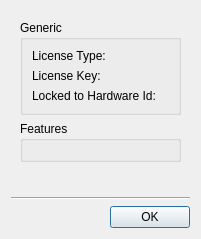
This is client/nx_client_desktop/src/ui/dialogs/license_details_dialog.ui in networkoptix/nx_open as Qt 5 draws it before an edit. The edited form follows.
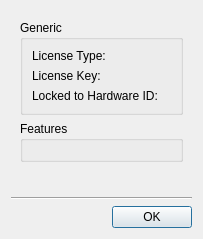
This is the edited form.

Patch:
```diff
--- a/client/nx_client_desktop/src/ui/dialogs/license_details_dialog.ui
+++ b/client/nx_client_desktop/src/ui/dialogs/license_details_dialog.ui
@@ -9,8 +9,8 @@
    <rect>
     <x>0</x>
     <y>0</y>
-    <width>400</width>
-    <height>222</height>
+    <width>431</width>
+    <height>319</height>
    </rect>
   </property>
   <property name="sizePolicy">
@@ -74,7 +74,7 @@
            <item>
             <widget class="QLabel" name="label_6">
              <property name="text">
-              <string>Locked to Hardware Id:</string>
+              <string>Locked to Hardware ID:</string>
              </property>
             </widget>
            </item>
```
